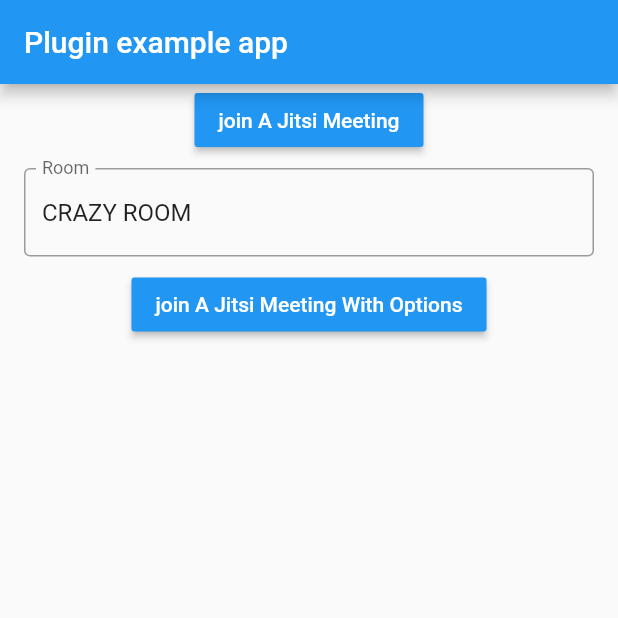
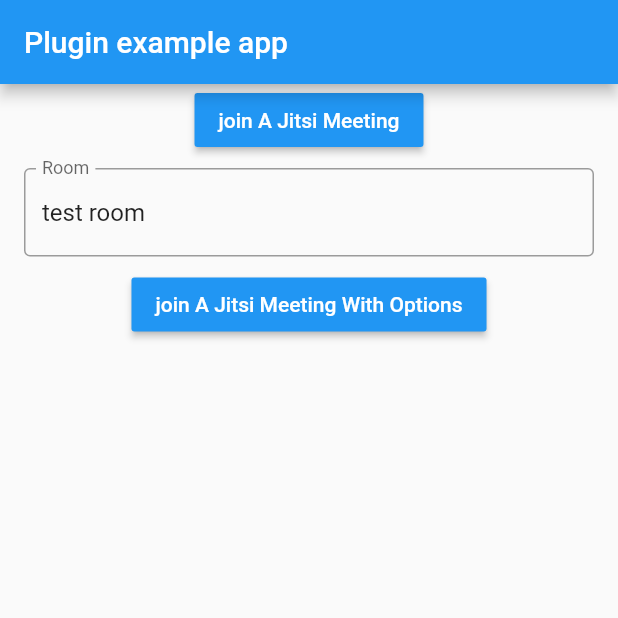
Before and after one commit to gunschu/jitsi_meet, a Flutter app: the screen it shows after launch, after a tap on "join A Jitsi Meeting With Options", on a phone screen of 412 x 824 dp, the top half of it. Run offline on Flutter 3.47's test engine with Material 2 defaults, Android fonts, the phone set to English and light mode, and no system bars.

```diff
--- a/example/lib/main.dart
+++ b/example/lib/main.dart
@@ -1,7 +1,6 @@
-import 'package:flutter/material.dart';
 import 'dart:async';
 
-import 'package:flutter/services.dart';
+import 'package:flutter/material.dart';
 import 'package:jitsi_meet/jitsi_meet.dart';
 
 void main() => runApp(MyApp());
@@ -12,7 +11,7 @@
 }
 
 class _MyAppState extends State<MyApp> {
-  var textController = TextEditingController(text: "CRAZY ROOM");
+  var textController = TextEditingController(text: "test room");
 
   @override
   void initState() {
@@ -82,13 +81,15 @@
 
 _joinMeetingWithOptions(String roomName) async {
   try {
-    await JitsiMeet.joinMeetingWithOptions(
-        roomName ?? "Crazy Room", "Here is where crazy happens");
+    String room = roomName.trim().replaceAll(" ", "").toLowerCase();
+    String result = await JitsiMeet.joinMeetingWithOptions(
+        room ?? "crazyroom", "Here is where crazy happens");
+    debugPrint("Result: $result");
   } on TimeoutException {
     debugPrint("Timeout");
   } on DeferredLoadException {
     debugPrint("Library fails to load");
-  } catch(error) {
+  } catch (error) {
     debugPrint("other error: $error");
   }
 }
--- a/lib/jitsi_meet.dart
+++ b/lib/jitsi_meet.dart
@@ -16,7 +16,7 @@
     return version;
   }
 
-  static Future<void> joinMeetingWithOptions(String roomName, String subject) async {
+  static Future<String> joinMeetingWithOptions(String roomName, String subject) async {
     // Errors occurring on the platform side cause invokeMethod to throw
     // PlatformExceptions.
     try {
```
Also changed, not shown: 1 other file.
